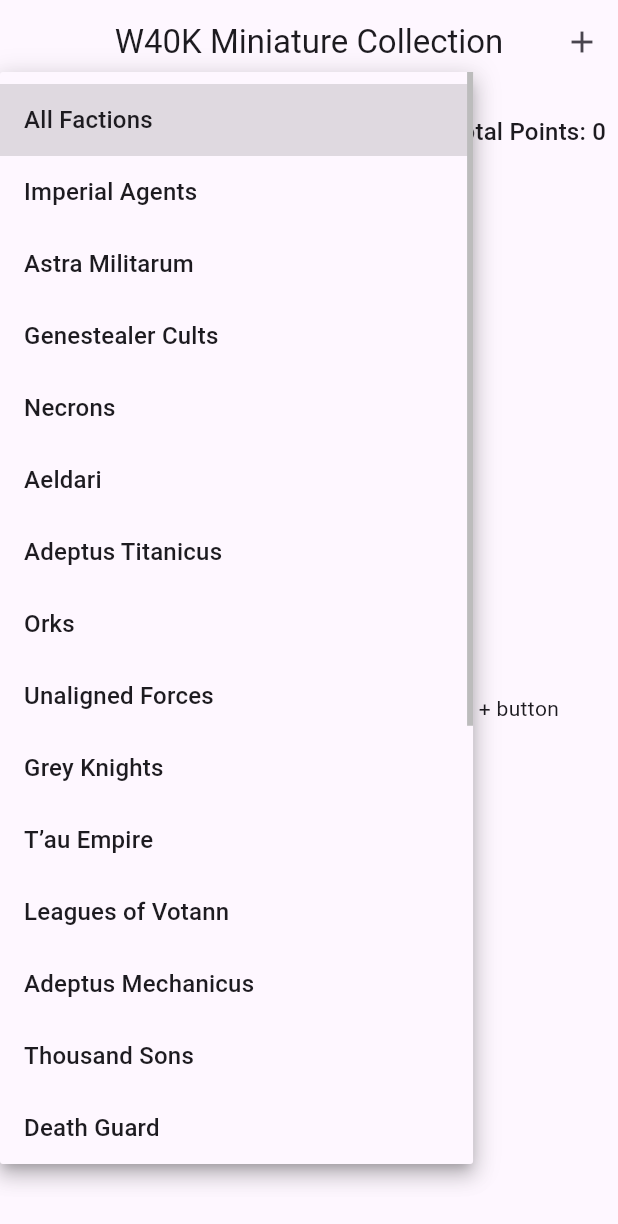
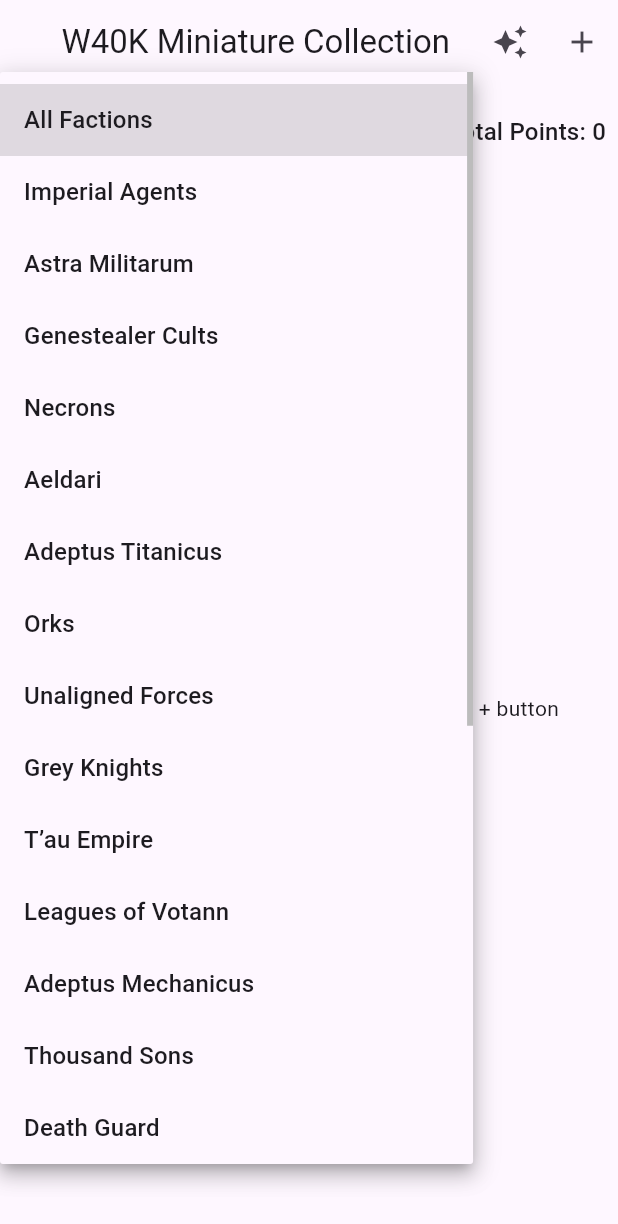
Before and after one commit to vcarluer/w40karmygen, a Flutter app: the screen it shows after launch, after a tap on "All Factions", on a phone screen of 412 x 824 dp. Shown: the top 1224 px of the screen. Run offline on Flutter 3.47's test engine with Material 3 defaults, Android fonts, the light colour scheme and no system bars; our stand-ins replace flutter_riverpod, freezed_annotation, riverpod_annotation, shared_preferences; generated files the repository leaves out were written again.

Commit message:
Add army list optimization feature with OpenRouter AI integration

```diff
--- a/lib/features/home/presentation/pages/home_page.dart
+++ b/lib/features/home/presentation/pages/home_page.dart
@@ -5,8 +5,10 @@
 import '../../../army/domain/models/unit.dart';
 import '../../../army/presentation/providers/faction_provider.dart';
 import '../../../army/presentation/providers/collection_provider.dart';
+import '../../../army/presentation/providers/optimizer_provider.dart';
 import '../../../army/presentation/widgets/add_datasheet_dialog.dart';
 import '../../../army/presentation/widgets/add_unit_dialog.dart';
+import '../../../army/presentation/widgets/optimization_result_dialog.dart';
 
 class HomePage extends ConsumerWidget {
   const HomePage({super.key});
@@ -49,6 +51,54 @@
     );
   }
 
+  Future<void> _showOptimizeDialog(BuildContext context, WidgetRef ref) async {
+    final controller = TextEditingController(text: '2000');
+
+    return showDialog(
+      context: context,
+      builder: (context) => AlertDialog(
+        title: const Text('Optimize Army List'),
+        content: Column(
+          mainAxisSize: MainAxisSize.min,
+          children: [
+            TextField(
+              controller: controller,
+              keyboardType: TextInputType.number,
+              inputFormatters: [
+                FilteringTextInputFormatter.digitsOnly,
+              ],
+              decoration: const InputDecoration(
+                labelText: 'Points Limit',
+                border: OutlineInputBorder(),
+              ),
+            ),
+            const SizedBox(height: 16),
+            const Text(
+              'This will generate an optimized army list using OpenRouter AI.',
+              style: TextStyle(fontSize: 12),
+            ),
+          ],
+        ),
+        actions: [
+          TextButton(
+            onPressed: () => Navigator.of(context).pop(),
+            child: const Text('Cancel'),
+          ),
+          ElevatedButton(
+            onPressed: () {
+              final points = int.tryParse(controller.text);
+              if (points != null && points > 0) {
+                ref.read(optimizationResultProvider.notifier).optimizeList(points);
+                Navigator.of(context).pop();
+              }
+            },
+            child: const Text('Optimize'),
+          ),
+        ],
+      ),
+    );
+  }
+
   @override
   Widget build(BuildContext context, WidgetRef ref) {
     final factions = ref.watch(factionListProvider);
@@ -56,13 +106,20 @@
     final collection = ref.watch(miniatureCollectionProvider);
     final filteredCollection = ref.read(miniatureCollectionProvider.notifier).getFilteredUnits(selectedFaction?.id);
     final totalPoints = ref.read(miniatureCollectionProvider.notifier).getTotalPoints();
+    final optimizationResult = ref.watch(optimizationResultProvider);
 
     return Scaffold(
       appBar: AppBar(
         title: const Text('W40K Miniature Collection'),
         actions: [
           IconButton(
+            icon: const Icon(Icons.auto_awesome),
+            tooltip: 'Optimize Army List',
+            onPressed: () => _showOptimizeDialog(context, ref),
+          ),
+          IconButton(
             icon: const Icon(Icons.add),
+            tooltip: 'Add Unit',
             onPressed: () async {
               final unit = await showDialog<Unit>(
                 context: context,
@@ -132,6 +189,91 @@
               ],
             ),
           ),
+          optimizationResult.when(
+            data: (result) => result != null
+                ? Container(
+                    margin: const EdgeInsets.all(8),
+                    padding: const EdgeInsets.all(16),
+                    decoration: BoxDecoration(
+                      color: Theme.of(context).colorScheme.surfaceVariant,
+                      borderRadius: BorderRadius.circular(8),
+                    ),
+                    child: Column(
+                      crossAxisAlignment: CrossAxisAlignment.start,
+                      children: [
+                        Row(
+                          children: [
+                            const Icon(Icons.auto_awesome),
+                            const SizedBox(width: 8),
+                            Text(
+                              'Optimized Army List',
+                              style: Theme.of(context).textTheme.titleMedium,
+                            ),
+                            const Spacer(),
+                            IconButton(
+                              icon: const Icon(Icons.open_in_new),
+                              onPressed: () {
+                                showDialog(
+                                  context: context,
+                                  builder: (context) => OptimizationResultDialog(
+                                    result: result,
+                                  ),
+                                );
+                              },
+                            ),
+                            IconButton(
+                              icon: const Icon(Icons.close),
+                              onPressed: () {
+                                ref.invalidate(optimizationResultProvider);
+                              },
+                            ),
+                          ],
+                        ),
+                        const SizedBox(height: 8),
+                        Text(
+                          result,
+                          maxLines: 3,
+                          overflow: TextOverflow.ellipsis,
+                        ),
+                      ],
+                    ),
+                  )
+                : const SizedBox.shrink(),
+            loading: () => const Center(
+              child: Padding(
+                padding: EdgeInsets.all(16.0),
+                child: CircularProgressIndicator(),
+              ),
+            ),
+            error: (error, _) => Container(
+              margin: const EdgeInsets.all(8),
+              padding: const EdgeInsets.all(16),
+              decoration: BoxDecoration(
+                color: Theme.of(context).colorScheme.errorContainer,
+                borderRadius: BorderRadius.circular(8),
+              ),
+              child: Row(
+                children: [
+                  const Icon(Icons.error_outline),
+                  const SizedBox(width: 8),
+                  Expanded(
+                    child: Text(
+                      'Error optimizing list: $error',
+                      style: TextStyle(
+                        color: Theme.of(context).colorScheme.onErrorContainer,
+                      ),
+                    ),
+                  ),
+                  IconButton(
+                    icon: const Icon(Icons.close),
+                    onPressed: () {
+                      ref.invalidate(optimizationResultProvider);
+                    },
+                  ),
+                ],
+              ),
+            ),
+          ),
           Expanded(
             child: collection.when(
               data: (units) {
```
Also changed, not shown: lib/core/config/env.dart (added, +8 -0 lines), lib/features/army/data/services/openrouter_service.dart (added, +40 -0 lines), lib/features/army/domain/services/army_optimizer_service.dart (added, +44 -0 lines), lib/features/army/presentation/providers/army_provider.dart (added, +52 -0 lines), lib/features/army/presentation/providers/optimizer_provider.dart (added, +46 -0 lines), lib/features/army/presentation/widgets/optimization_result_dialog.dart (added, +41 -0 lines), lib/features/army/presentation/providers/army_provider.g.dart (added), lib/features/army/presentation/providers/optimizer_provider.g.dart (added).
